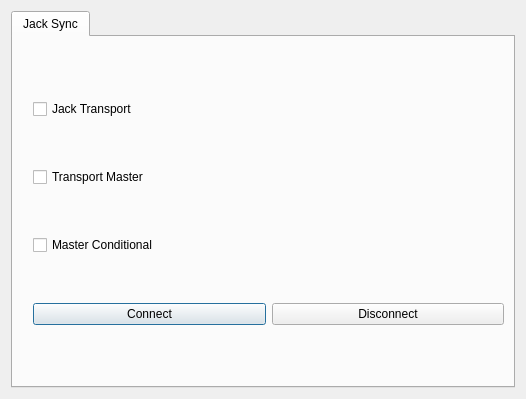
Before: the Qt Designer form src/PreferencesDialog.ui in oli-kester/kepler34, drawn with Qt 5.
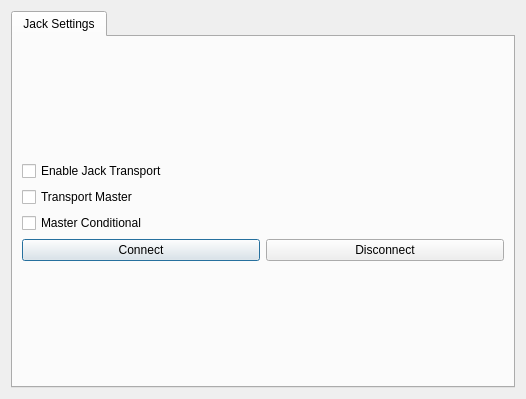
After: the same form once the commit is applied.

Commit message: Jack transport support now working in preferences

```diff
--- a/src/PreferencesDialog.ui
+++ b/src/PreferencesDialog.ui
@@ -21,29 +21,15 @@
      </property>
      <widget class="QWidget" name="tabJackSync">
       <attribute name="title">
-       <string>Jack Sync</string>
+       <string>Jack Settings</string>
       </attribute>
-      <widget class="QWidget" name="">
-       <property name="geometry">
-        <rect>
-         <x>20</x>
-         <y>20</y>
-         <width>471</width>
-         <height>311</height>
-        </rect>
-       </property>
+      <layout class="QVBoxLayout" name="verticalLayout_2">
+       <item>
        <layout class="QGridLayout" name="gridLayout">
         <item row="0" column="0" colspan="2">
          <widget class="QCheckBox" name="checkBox">
           <property name="text">
-           <string>Jack Transport</string>
-          </property>
-         </widget>
-        </item>
-        <item row="1" column="0" colspan="2">
-         <widget class="QCheckBox" name="checkBox_2">
-          <property name="text">
-           <string>Transport Master</string>
+            <string>Enable Jack Transport</string>
           </property>
          </widget>
         </item>
@@ -68,8 +54,16 @@
           </property>
          </widget>
         </item>
-       </layout>
-      </widget>
+         <item row="1" column="0" colspan="2">
+          <widget class="QCheckBox" name="chkJackMaster">
+           <property name="text">
+            <string extracomment="Serve as jack transport master">Transport Master</string>
+           </property>
+          </widget>
+         </item>
+        </layout>
+       </item>
+      </layout>
      </widget>
     </widget>
    </item>
```
Left out of the diff: 8 changed lines with no effect on the pictures. Lines whose indentation alone changed are shown as unchanged. The commit also changes 5 other files.
